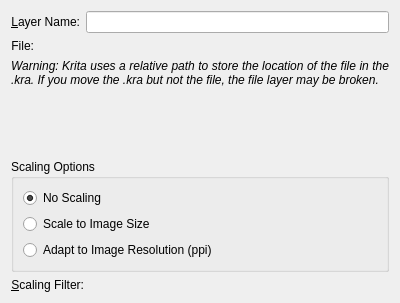
Sudo-DNF/Koma-Paint, file libs/ui/forms/wdgdlgfilelayer.ui: the form before one commit.
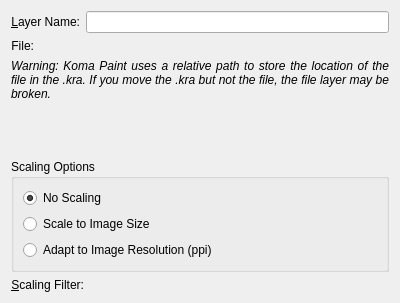
The form after the commit. Custom widgets are drawn as their Qt base class.

Commit message: feat(branding): rebrand application as Koma Paint

```diff
--- a/libs/ui/forms/wdgdlgfilelayer.ui
+++ b/libs/ui/forms/wdgdlgfilelayer.ui
@@ -84,7 +84,7 @@
       </font>
      </property>
      <property name="text">
-      <string>&lt;html&gt;&lt;head/&gt;&lt;body&gt;&lt;p&gt;Warning: Krita uses a relative path to store the location of the file in the .kra. If you move the .kra but not the file, the file layer may be broken.&lt;/p&gt;&lt;/body&gt;&lt;/html&gt;</string>
+      <string>&lt;html&gt;&lt;head/&gt;&lt;body&gt;&lt;p&gt;Warning: Koma Paint uses a relative path to store the location of the file in the .kra. If you move the .kra but not the file, the file layer may be broken.&lt;/p&gt;&lt;/body&gt;&lt;/html&gt;</string>
      </property>
      <property name="textFormat">
       <enum>Qt::AutoText</enum>
```
The commit also changes 113 other files.
